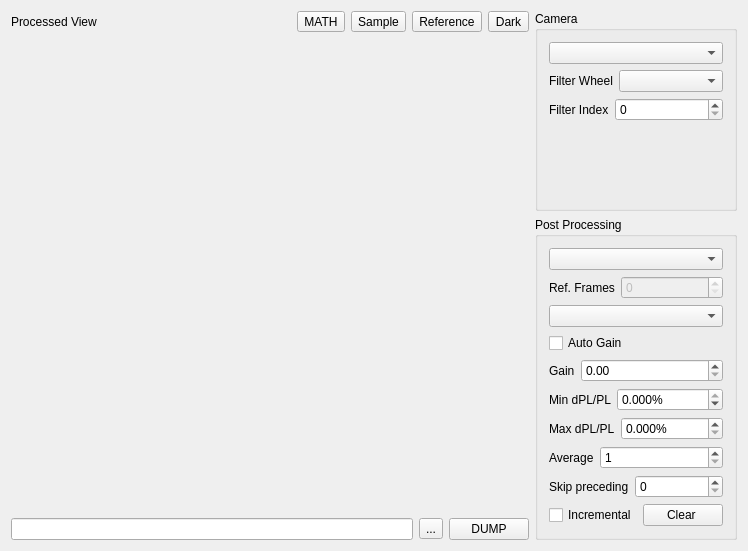
First picture: the form in modules/optics/odmrimagingform.ui, repository northriv/KAME, before the edit.
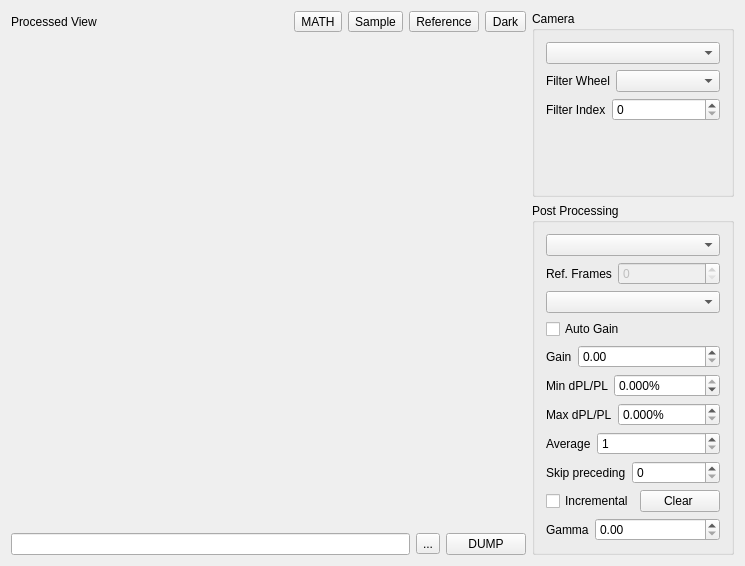
Second picture: the form after the edit. Custom widgets are drawn as their Qt base class.

What changed in the file:
```diff
--- a/modules/optics/odmrimagingform.ui
+++ b/modules/optics/odmrimagingform.ui
@@ -6,8 +6,8 @@
    <rect>
     <x>0</x>
     <y>0</y>
-    <width>748</width>
-    <height>551</height>
+    <width>745</width>
+    <height>566</height>
    </rect>
   </property>
   <property name="windowTitle">
@@ -121,11 +121,11 @@
       <property name="title">
        <string>Post Processing</string>
       </property>
-      <layout class="QGridLayout" name="gridLayout_3">
-       <item row="0" column="0">
+      <layout class="QVBoxLayout" name="verticalLayout_5">
+       <item>
         <widget class="QComboBox" name="m_cmbSequence"/>
        </item>
-       <item row="1" column="0">
+       <item>
         <layout class="QHBoxLayout" name="_4">
          <item>
           <widget class="QLabel" name="textLabel1_2_5_3_3_15">
@@ -158,10 +158,10 @@
          </item>
         </layout>
        </item>
-       <item row="2" column="0">
+       <item>
         <widget class="QComboBox" name="m_cmbDispMethod"/>
        </item>
-       <item row="3" column="0">
+       <item>
         <layout class="QVBoxLayout" name="verticalLayout">
          <item>
           <widget class="QCheckBox" name="m_ckbAutoGainForDisp">
@@ -274,7 +274,7 @@
          </item>
         </layout>
        </item>
-       <item row="4" column="0">
+       <item>
         <layout class="QVBoxLayout" name="verticalLayout_3">
          <item>
           <layout class="QHBoxLayout">
@@ -356,6 +356,36 @@
          </item>
         </layout>
        </item>
+       <item>
+        <layout class="QHBoxLayout" name="horizontalLayout_10">
+         <item>
+          <widget class="QLabel" name="textLabel1_2_5_3_3_12">
+           <property name="sizePolicy">
+            <sizepolicy hsizetype="Fixed" vsizetype="Preferred">
+             <horstretch>0</horstretch>
+             <verstretch>0</verstretch>
+            </sizepolicy>
+           </property>
+           <property name="text">
+            <string>Gamma</string>
+           </property>
+           <property name="wordWrap">
+            <bool>false</bool>
+           </property>
+          </widget>
+         </item>
+         <item>
+          <widget class="QDoubleSpinBox" name="m_dblGamma">
+           <property name="maximum">
+            <double>5.000000000000000</double>
+           </property>
+           <property name="singleStep">
+            <double>0.100000000000000</double>
+           </property>
+          </widget>
+         </item>
+        </layout>
+       </item>
       </layout>
      </widget>
     </item>
```
